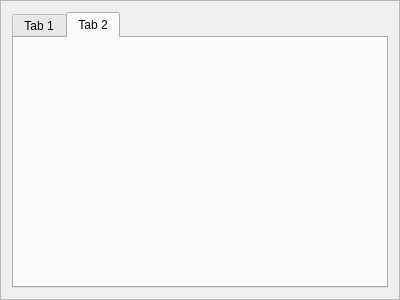
The window that T-Rex/Gui/uvodframe.ui (michael-s92/rs15-26) describes before a commit, drawn with Qt 5.
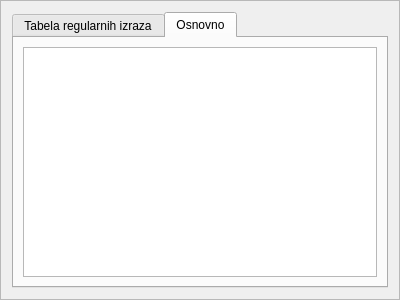
The same window after the commit. The open tabs and pages were chosen to show the change.

Commit message: boga pitaj

Diff of the .ui file:
```diff
--- a/T-Rex/Gui/uvodframe.ui
+++ b/T-Rex/Gui/uvodframe.ui
@@ -19,7 +19,7 @@
   <property name="frameShadow">
    <enum>QFrame::Raised</enum>
   </property>
-  <layout class="QHBoxLayout" name="horizontalLayout">
+  <layout class="QHBoxLayout">
    <item>
     <widget class="QTabWidget" name="tabWidget">
      <property name="currentIndex">
@@ -27,13 +27,18 @@
      </property>
      <widget class="QWidget" name="tab">
       <attribute name="title">
-       <string>Tab 1</string>
+       <string>Tabela regularnih izraza</string>
       </attribute>
      </widget>
      <widget class="QWidget" name="tab_2">
       <attribute name="title">
-       <string>Tab 2</string>
+       <string>Osnovno</string>
       </attribute>
+      <layout class="QHBoxLayout" name="horizontalLayout">
+       <item>
+        <widget class="QPlainTextEdit" name="areaOsnovno"/>
+       </item>
+      </layout>
      </widget>
     </widget>
    </item>
```
Left out of the diff: 11 changed lines with no effect on the pictures. The commit also changes 1 other file.
